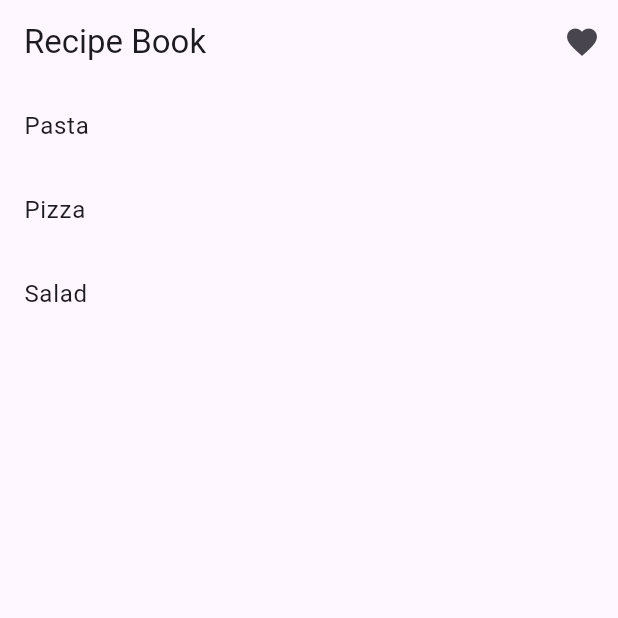
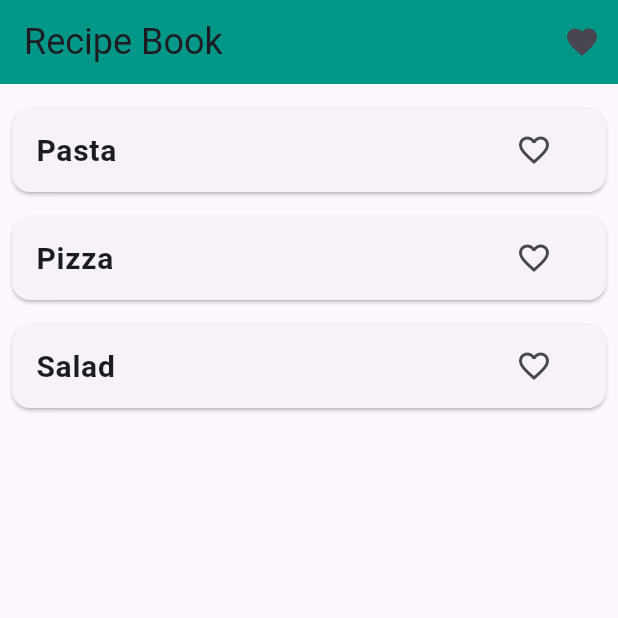
Before and after one commit to abdulbasith007/Recipe-Book-App---Flutter, a Flutter app: the screen it shows after launch, on a phone screen of 412 x 824 dp, the top half of it. Run offline on Flutter 3.47's test engine with Material 3 defaults, Android fonts, the phone set to English and light mode, and no system bars.

```diff
--- a/lib/details_screen.dart
+++ b/lib/details_screen.dart
@@ -32,6 +32,7 @@ class _DetailsScreenState extends State<DetailsScreen> {
     return Scaffold(
       appBar: AppBar(
         title: Text(widget.recipe['name']!),
+        backgroundColor: Colors.teal,
       ),
       body: Padding(
         padding: const EdgeInsets.all(16.0),
@@ -49,6 +50,7 @@ class _DetailsScreenState extends State<DetailsScreen> {
             ElevatedButton(
               onPressed: toggleFavorite,
               child: Text(isFavorite ? 'Unmark Favorite' : 'Mark as Favorite'),
+              style: ElevatedButton.styleFrom(backgroundColor: Colors.teal),
             ),
           ],
         ),
--- a/lib/home_screen.dart
+++ b/lib/home_screen.dart
@@ -1,6 +1,6 @@
 import 'package:flutter/material.dart';
 import 'details_screen.dart';
-import 'favourites_screen.dart';
+import 'favorites_screen.dart';
 
 class HomeScreen extends StatefulWidget {
   @override
@@ -30,7 +30,7 @@ class _HomeScreenState extends State<HomeScreen> {
   Widget build(BuildContext context) {
     return Scaffold(
       appBar: AppBar(
-        title: Text('Recipe Book'),
+        title: Text('Recipe Book', style: TextStyle(fontSize: 24)),
         actions: [
           IconButton(
             icon: Icon(Icons.favorite),
@@ -38,18 +38,47 @@ class _HomeScreenState extends State<HomeScreen> {
               Navigator.push(
                 context,
                 MaterialPageRoute(
-                  builder: (context) => FavoritesScreen(favoriteRecipes: favoriteRecipes),
+                  builder: (context) => FavoritesScreen(
+                    favoriteRecipes: favoriteRecipes,
+                    onRecipeTap: (recipe) {
+                      Navigator.push(
+                        context,
+                        MaterialPageRoute(
+                          builder: (context) => DetailsScreen(
+                            recipe: recipe,
+                            isFavorite: favoriteRecipes.contains(recipe),
+                            onFavoriteToggle: () => toggleFavorite(recipe),
+                          ),
+                        ),
+                      );
+                    },
+                  ),
                 ),
               );
             },
           ),
         ],
+        backgroundColor: Colors.teal,
       ),
-      body: ListView.builder(
+      body: Padding(
+        padding: const EdgeInsets.all(8.0),
+        child: ListView.builder(
           itemCount: recipes.length,
           itemBuilder: (context, index) {
-          return ListTile(
-            title: Text(recipes[index]['name']!),
+            return Card(
+              margin: const EdgeInsets.symmetric(vertical: 8.0),
+              child: ListTile(
+                title: Text(
+                  recipes[index]['name']!,
+                  style: TextStyle(fontSize: 20, fontWeight: FontWeight.bold),
+                ),
+                trailing: IconButton(
+                  icon: Icon(
+                    favoriteRecipes.contains(recipes[index]) ? Icons.favorite : Icons.favorite_border,
+                    color: favoriteRecipes.contains(recipes[index]) ? Colors.red : null,
+                  ),
+                  onPressed: () => toggleFavorite(recipes[index]),
+                ),
                 onTap: () {
                   Navigator.push(
                     context,
@@ -62,8 +91,10 @@ class _HomeScreenState extends State<HomeScreen> {
                     ),
                   );
                 },
+              ),
             );
           },
+        ),
       ),
     );
   }
```
Also changed, not shown: lib/favorites_screen.dart (added, +36 -0 lines), lib/favourites_screen.dart (deleted, +0 -26 lines). Lines whose indentation alone changed are shown as unchanged.
